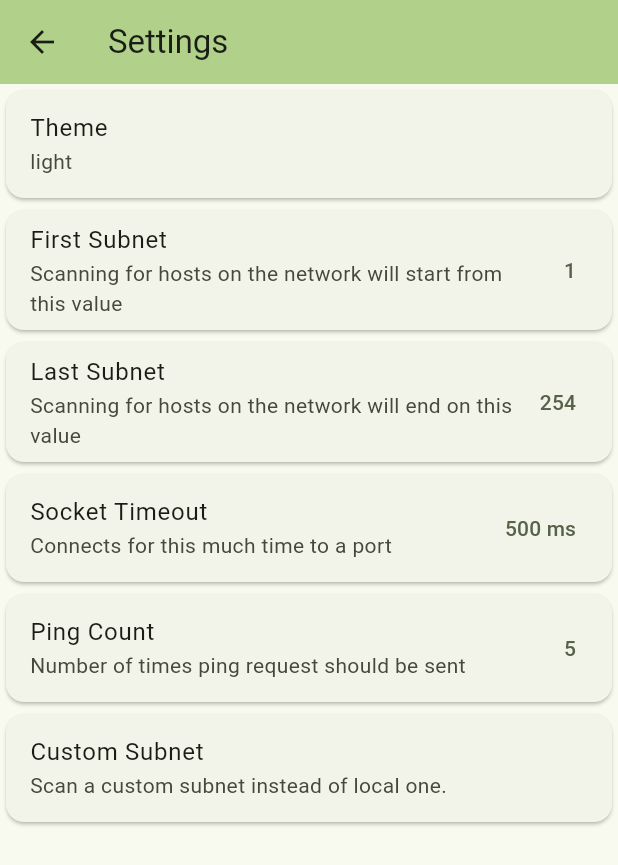
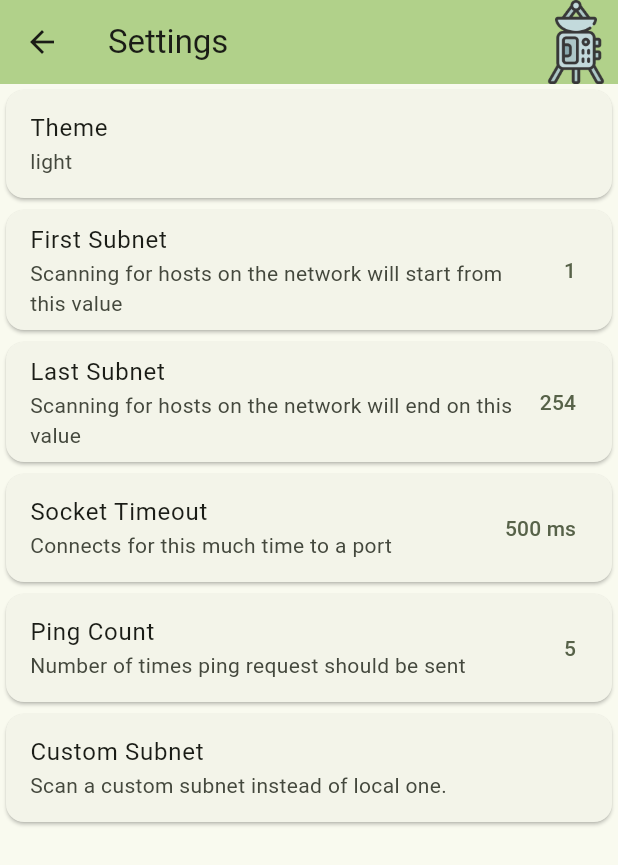
Before and after one commit to FlorinMilu/NetPobe, a Flutter app: the SettingsPage screen opened directly, on a phone screen of 412 x 824 dp. Shown: the top 865 px of the screen. Run offline on Flutter 3.47's test engine with Material 3 defaults, Android fonts, the phone set to English and light mode, and no system bars; our stand-ins replace bloc, connectivity_plus, flutter_bloc, flutter_map, freezed_annotation, get_it and 5 more; missing offline and left inert: dart_ping, flutter_traceroute, network_info_plus, network_tools_flutter; accounts and stored records are empty.

Commit message:
Improved looks and added location consent page

```diff
--- a/lib/main.dart
+++ b/lib/main.dart
@@ -17,7 +17,6 @@ Future<void> main() async {
   WidgetsFlutterBinding.ensureInitialized();
   final appDocDirectory = await getApplicationDocumentsDirectory();
   await configureNetworkToolsFlutter(appDocDirectory.path);
-  await ConsentLoader.setConsentPageShown(false);
   final bool allowed = await ConsentLoader.isConsentPageShown();
 
   // load app settings
--- a/lib/pages/home_page.dart
+++ b/lib/pages/home_page.dart
@@ -125,7 +125,10 @@ class _HomePageState extends State<HomePage> {
     return Scaffold(
         appBar: AppBar(
             backgroundColor: Theme.of(context).colorScheme.inversePrimary,
-            title: const Text('Home')),
+            title: const Text('Home'),
+            actions: const <Widget>[
+              Image(image: AssetImage('assets/icon/icon.png'), height: 60,),
+            ],),
         body: ListView(
           children: [
             Card(
--- a/lib/pages/location_consent_page.dart
+++ b/lib/pages/location_consent_page.dart
@@ -1,6 +1,7 @@
   import 'dart:io';
 
 import 'package:flutter/material.dart';
+import 'package:flutter/widgets.dart';
 import 'package:permission_handler/permission_handler.dart';
 import 'package:NetProbe/helper/consent_loader.dart';
 import 'package:NetProbe/main.dart';
@@ -28,7 +29,7 @@ class _LocationConsentPageState extends State<LocationConsentPage> {
                   style: Theme.of(context).textTheme.displayLarge,
                   textAlign: TextAlign.center,
                 ),
-                const Icon(Icons.radar, size: 100),
+                const Image(image: AssetImage('assets/icon/icon.png'), height: 150,)   ,
                 const SizedBox(height: 10),
                 const Padding(
                   padding: EdgeInsets.only(left: 50, right: 50),
--- a/lib/pages/port_scan_page/port_scan_page.dart
+++ b/lib/pages/port_scan_page/port_scan_page.dart
@@ -224,10 +224,14 @@ class _PortScanPageState extends State<PortScanPage>
   Widget build(BuildContext context) {
     return Scaffold(
       appBar: AppBar(
+        backgroundColor: Theme.of(context).colorScheme.inversePrimary,
         title: const Text('Open Ports Scanner'),
         actions: [
           if (_completed)
-            const SizedBox()
+            const Image(
+            image: AssetImage('assets/icon/icon.png'),
+            height: 60,
+          )
           else
             Container(
               margin: const EdgeInsets.only(right: 20.0),
--- a/lib/pages/settings_page.dart
+++ b/lib/pages/settings_page.dart
@@ -23,8 +23,15 @@ class _SettingsPageState extends State<SettingsPage> {
     final themeChange = Provider.of<DarkThemeProvider>(context);
     return Scaffold(
       appBar: AppBar(
-            backgroundColor: Theme.of(context).colorScheme.inversePrimary,
-            title: const Text('Settings')),
+        backgroundColor: Theme.of(context).colorScheme.inversePrimary,
+        title: const Text('Settings'),
+        actions: const  <Widget>[
+           Image(
+            image: AssetImage('assets/icon/icon.png'),
+            height: 60,
+          ),
+        ],
+      ),
       body: SingleChildScrollView(
         child: Column(
           children: [
@@ -48,10 +55,8 @@ class _SettingsPageState extends State<SettingsPage> {
                 subtitle: const Text(StringValue.firstSubnetDesc),
                 trailing: Text(
                   '${appSettings.firstSubnet}',
-                  style: Theme.of(context)
-                      .textTheme
-                      .titleSmall
-                      ?.copyWith(color: Theme.of(context).colorScheme.secondary),
+                  style: Theme.of(context).textTheme.titleSmall?.copyWith(
+                      color: Theme.of(context).colorScheme.secondary),
                 ),
                 onTap: () async {
                   await showDialog(
@@ -69,10 +74,8 @@ class _SettingsPageState extends State<SettingsPage> {
                 subtitle: const Text(StringValue.lastSubnetDesc),
                 trailing: Text(
                   '${appSettings.lastSubnet}',
-                  style: Theme.of(context)
-                      .textTheme
-                      .titleSmall
-                      ?.copyWith(color: Theme.of(context).colorScheme.secondary),
+                  style: Theme.of(context).textTheme.titleSmall?.copyWith(
+                      color: Theme.of(context).colorScheme.secondary),
                 ),
                 onTap: () async {
                   await showDialog(
@@ -90,10 +93,8 @@ class _SettingsPageState extends State<SettingsPage> {
                 subtitle: const Text(StringValue.socketTimeoutdesc),
                 trailing: Text(
                   '${appSettings.socketTimeout} ms',
-                  style: Theme.of(context)
-                      .textTheme
-                      .titleSmall
-                      ?.copyWith(color: Theme.of(context).colorScheme.secondary),
+                  style: Theme.of(context).textTheme.titleSmall?.copyWith(
+                      color: Theme.of(context).colorScheme.secondary),
                 ),
                 onTap: () async {
                   await showDialog(
@@ -111,10 +112,8 @@ class _SettingsPageState extends State<SettingsPage> {
                 subtitle: const Text(StringValue.pingCountDesc),
                 trailing: Text(
                   '${appSettings.pingCount}',
-                  style: Theme.of(context)
-                      .textTheme
-                      .titleSmall
-                      ?.copyWith(color: Theme.of(context).colorScheme.secondary),
+                  style: Theme.of(context).textTheme.titleSmall?.copyWith(
+                      color: Theme.of(context).colorScheme.secondary),
                 ),
                 onTap: () async {
                   await showDialog(
@@ -132,10 +131,8 @@ class _SettingsPageState extends State<SettingsPage> {
                 subtitle: const Text(StringValue.customSubnetDesc),
                 trailing: Text(
                   appSettings.customSubnet,
-                  style: Theme.of(context)
-                      .textTheme
-                      .titleSmall
-                      ?.copyWith(color: Theme.of(context).colorScheme.secondary),
+                  style: Theme.of(context).textTheme.titleSmall?.copyWith(
+                      color: Theme.of(context).colorScheme.secondary),
                 ),
                 onTap: () async {
                   await showDialog(
@@ -152,5 +149,4 @@ class _SettingsPageState extends State<SettingsPage> {
       ),
     );
   }
-
 }
--- a/lib/pages/traceroute/traceroute_page.dart
+++ b/lib/pages/traceroute/traceroute_page.dart
@@ -184,10 +184,14 @@ class _TraceScreenState extends BasePage<TraceScreen> {
   Widget build(BuildContext context) {
     return Scaffold(
       appBar: AppBar(
+        backgroundColor: Theme.of(context).colorScheme.inversePrimary,
         title: Text(title()),
         actions: [
           if (start)
-            const SizedBox()
+            const Image(
+            image: AssetImage('assets/icon/icon.png'),
+            height: 60,
+          )
           else
             Container(
               margin: const EdgeInsets.only(right: 20.0),
--- a/pubspec.yaml
+++ b/pubspec.yaml
@@ -58,3 +58,4 @@ flutter:
   assets:
   - assets/ports_lists.json
   - assets/icon/icon.svg
+  - assets/icon/icon.png
```
Also changed, not shown: lib/pages/base_page.dart (+7 -0 lines), lib/pages/host_scan_page/host_scan_page.dart (+8 -1 lines), lib/pages/traceroute/map_page.dart (+8 -1 lines).
